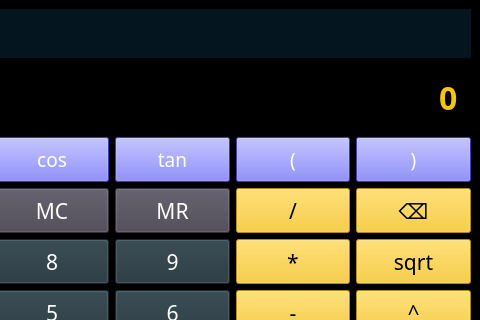
This is src/Calculator/calculator.ui in littlemight/OOPerator as Qt 5 draws it before an edit; both pictures show x 135 to 615 and y 0 to 320 of the 615 by 469 pixel window. The edited form follows.
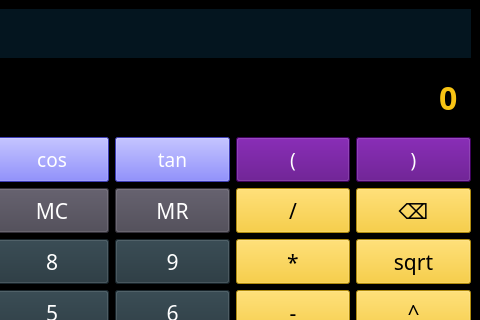
This is the edited form.

Patch:
```diff
--- a/src/Calculator/calculator.ui
+++ b/src/Calculator/calculator.ui
@@ -148,7 +148,7 @@
       </property>
       <property name="styleSheet">
        <string notr="true">QPushButton {
-	background: rgb(85, 85, 255);
+	background: rgb(85, 0, 127);
 	color: #ffffff;
 }</string>
       </property>
@@ -729,7 +729,7 @@
       </property>
       <property name="styleSheet">
        <string notr="true">QPushButton {
-	background: rgb(85, 85, 255);
+	background: rgb(85, 0, 127);
 	color: #ffffff;
 }</string>
       </property>
```
Left out of the diff: 2 changed lines with no effect on the pictures.
